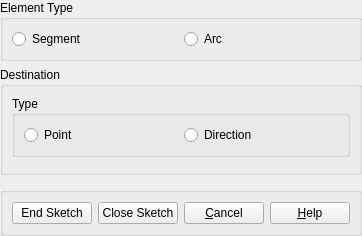
Old version of the form src/EntityGUI/EntityGUI_Skeleton_QTD.ui in the repository SalomePlatform/geom.
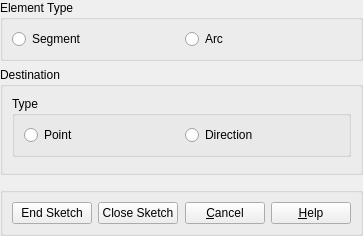
New version of the form.

Commit message: Tab order rearranged (bug 18988)

```diff
--- a/src/EntityGUI/EntityGUI_Skeleton_QTD.ui
+++ b/src/EntityGUI/EntityGUI_Skeleton_QTD.ui
@@ -5,8 +5,8 @@
    <rect>
     <x>0</x>
     <y>0</y>
-    <width>362</width>
-    <height>207</height>
+    <width>363</width>
+    <height>234</height>
    </rect>
   </property>
   <property name="windowTitle" >
@@ -16,15 +16,25 @@
    <property name="margin" >
     <number>0</number>
    </property>
-   <property name="spacing" >
+   <property name="topMargin" >
+    <number>0</number>
+   </property>
+   <property name="rightMargin" >
+    <number>0</number>
+   </property>
+   <property name="bottomMargin" >
+    <number>0</number>
+   </property>
+   <property name="horizontalSpacing" >
+    <number>6</number>
+   </property>
+   <property name="verticalSpacing" >
     <number>6</number>
    </property>
    <item row="3" column="0" >
     <widget class="QGroupBox" name="GroupButtons" >
      <property name="sizePolicy" >
-      <sizepolicy>
-       <hsizetype>7</hsizetype>
-       <vsizetype>0</vsizetype>
+      <sizepolicy vsizetype="Fixed" hsizetype="Expanding" >
        <horstretch>0</horstretch>
        <verstretch>0</verstretch>
       </sizepolicy>
@@ -92,9 +102,7 @@
    <item row="1" column="0" >
     <widget class="QGroupBox" name="GroupDest" >
      <property name="sizePolicy" >
-      <sizepolicy>
-       <hsizetype>7</hsizetype>
-       <vsizetype>0</vsizetype>
+      <sizepolicy vsizetype="Fixed" hsizetype="Expanding" >
        <horstretch>0</horstretch>
        <verstretch>0</verstretch>
       </sizepolicy>
@@ -106,7 +114,19 @@
       <property name="margin" >
        <number>9</number>
       </property>
-      <property name="spacing" >
+      <property name="topMargin" >
+       <number>9</number>
+      </property>
+      <property name="rightMargin" >
+       <number>9</number>
+      </property>
+      <property name="bottomMargin" >
+       <number>9</number>
+      </property>
+      <property name="horizontalSpacing" >
+       <number>6</number>
+      </property>
+      <property name="verticalSpacing" >
        <number>6</number>
       </property>
       <item row="1" column="0" >
@@ -115,9 +135,7 @@
       <item row="0" column="0" >
        <widget class="QGroupBox" name="GroupDest1" >
         <property name="sizePolicy" >
-         <sizepolicy>
-          <hsizetype>7</hsizetype>
-          <vsizetype>0</vsizetype>
+         <sizepolicy vsizetype="Fixed" hsizetype="Expanding" >
           <horstretch>0</horstretch>
           <verstretch>0</verstretch>
          </sizepolicy>
@@ -155,9 +173,7 @@
    <item row="0" column="0" >
     <widget class="QGroupBox" name="GroupConstructors" >
      <property name="sizePolicy" >
-      <sizepolicy>
-       <hsizetype>5</hsizetype>
-       <vsizetype>0</vsizetype>
+      <sizepolicy vsizetype="Fixed" hsizetype="Preferred" >
        <horstretch>0</horstretch>
        <verstretch>0</verstretch>
       </sizepolicy>
```
Left out of the diff: 57 changed lines with no effect on the pictures. The commit also changes 1 other file.
